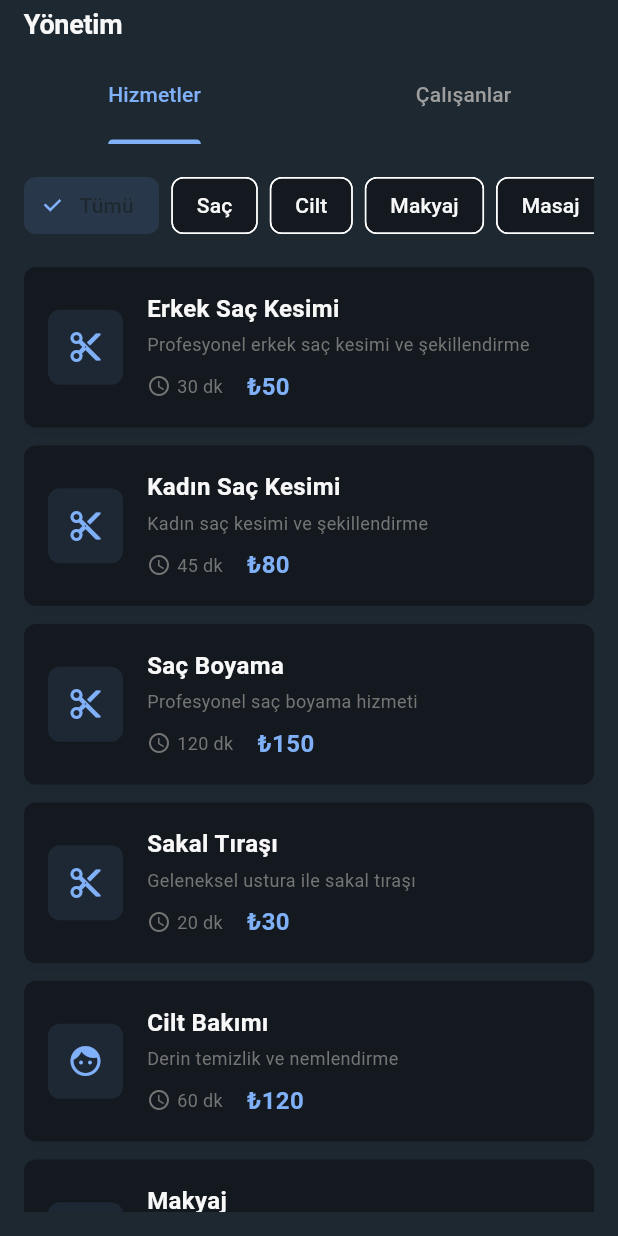
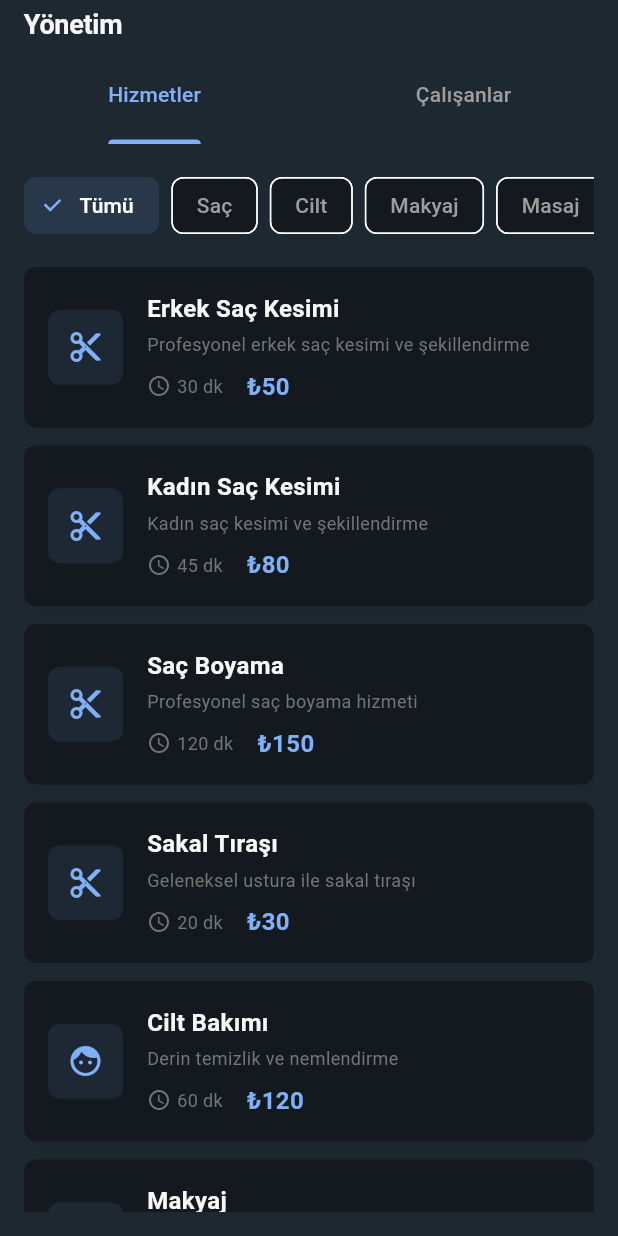
Before and after one commit to muhammedfaruk/randevum, a Flutter app: the StaffServicesView screen opened directly, on a phone screen of 412 x 824 dp. Run offline on Flutter 3.47's test engine with Material 3 defaults, Android fonts, the phone set to English and light mode, and no system bars; our stand-ins replace connectivity_plus, dio, get, pretty_dio_logger, shared_preferences, table_calendar; accounts and stored records are empty; generated files the repository leaves out were written again.

Commit message:
filter tab rengi secilince beyaz yapildi

```diff
--- a/lib/modules/calendar/views/calendar_view.dart
+++ b/lib/modules/calendar/views/calendar_view.dart
@@ -189,7 +189,7 @@ class CalendarView extends GetView<CalendarController> {
       margin: const EdgeInsets.only(bottom: 12),
       decoration: BoxDecoration(
         color: Theme.of(context).cardColor,
-        borderRadius: BorderRadius.circular(12),
+        borderRadius: BorderRadius.circular(AppRadii.sm),
         boxShadow: [
           BoxShadow(
             color: Colors.black.withValues(alpha: 0.05),
--- a/lib/modules/staff_services/views/staff_services_view.dart
+++ b/lib/modules/staff_services/views/staff_services_view.dart
@@ -82,6 +82,9 @@ final class StaffServicesView extends GetView<StaffServicesController> {
                       onSelected: (selected) => controller.selectCategory(category),
                       selectedColor: Theme.of(context).primaryColor.withValues(alpha: 0.2),
                       checkmarkColor: Theme.of(context).primaryColor,
+                      labelStyle: TextStyle(
+                        color: isSelected ? Colors.white : Colors.grey,
+                      ),
                     ),
                   );
                 },
```
